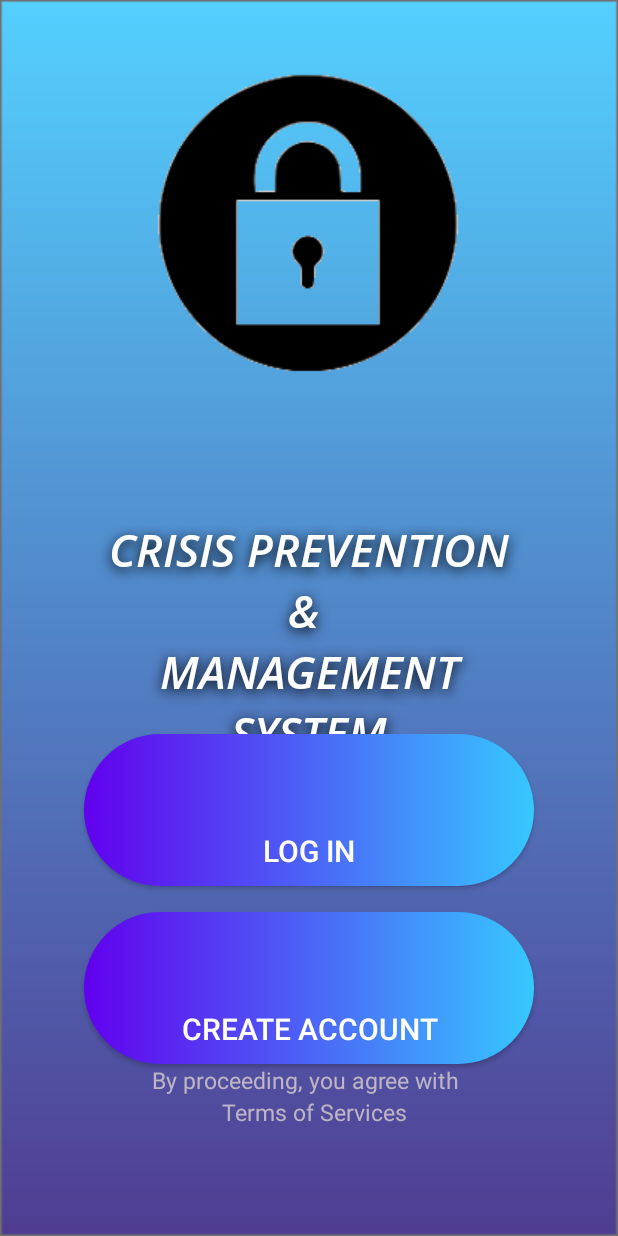
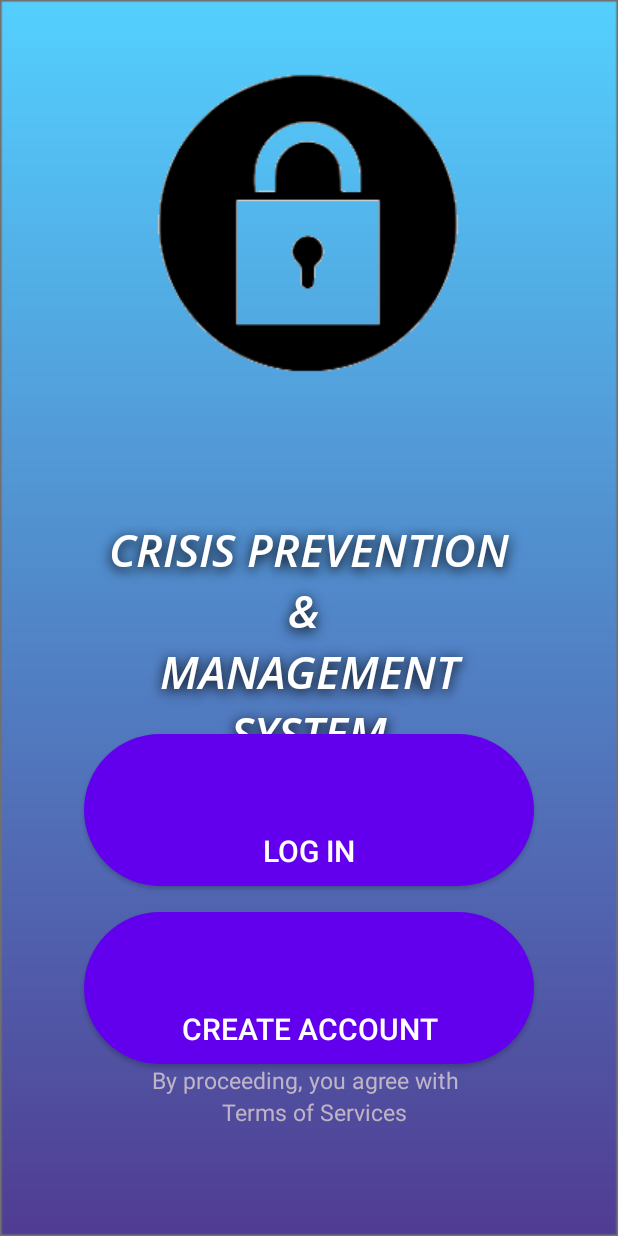
Before and after one commit to Spexon/Crisis_app, an Android app: the screen it shows after launch (MainActivity), on a phone screen of 412 x 824 dp. Run offline under Robolectric (Android 15) with nearby library versions, the phone set to English and light mode, and no system bars.

Commit message:
Test push

```diff
--- a/app/src/main/res/drawable/btn_background.xml
+++ b/app/src/main/res/drawable/btn_background.xml
@@ -2,7 +2,7 @@
 <shape  xmlns:android="http://schemas.android.com/apk/res/android">
     <gradient
         android:startColor="@color/colorPrimary"
-        android:endColor="@color/colorPrimaryDark"
+        android:endColor="@color/colorPrimary"
         />
     <corners
         android:bottomLeftRadius="80dp"
```
